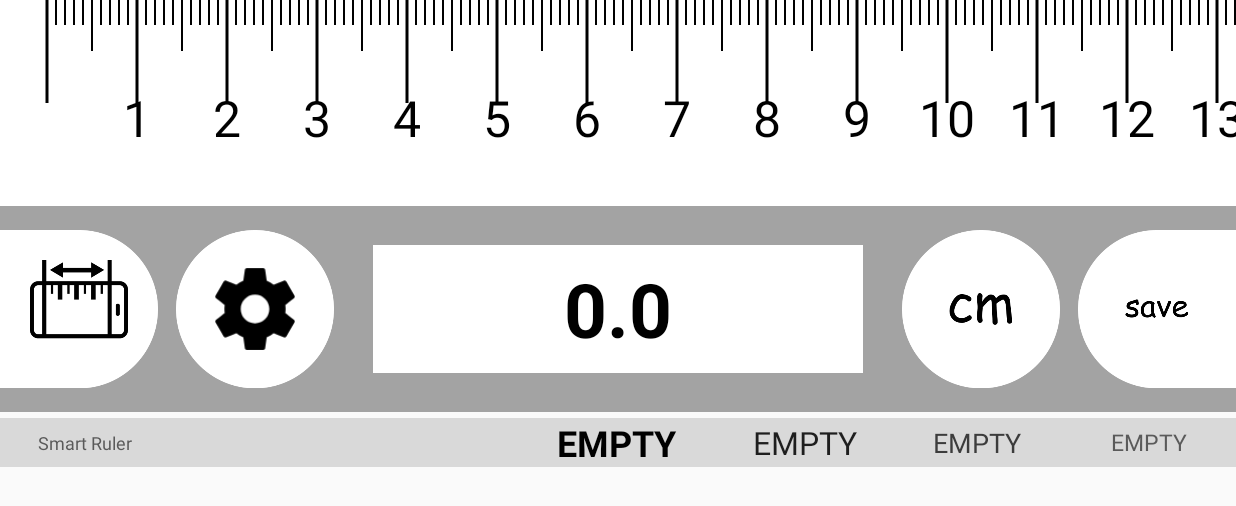
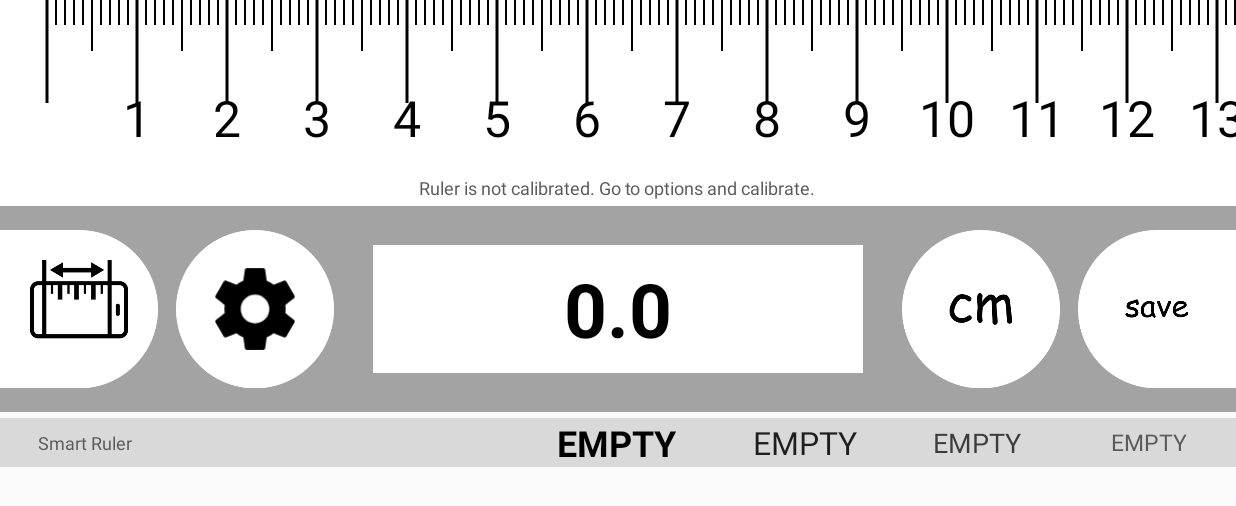
Before and after one commit to DariuszLelek/SmartRuler, an Android app: the screen it shows after launch (RulerActivity), on a phone screen of 824 x 412 dp (held sideways). Shown: the top 506 px of the screen. Run offline under Robolectric (Android 15) with nearby library versions, the light colour scheme and no system bars.

Commit message:
Added ruler info text.

```diff
--- a/app/src/main/java/com/darodev/smartruler/RulerActivity.java
+++ b/app/src/main/java/com/darodev/smartruler/RulerActivity.java
@@ -21,7 +21,7 @@ public class RulerActivity extends AppCompatActivity {
     private RulerData rulerData;
     private ImageView imageInfo, imageRuler;
     private TextView[] textSavedData;
-    private TextView textMeasureResult;
+    private TextView textMeasureResult, textInfo;
     private Resources resources;
     private RulerBitmapProvider rulerBitmapProvider;
     private Ruler currentRuler, previousRuler;
@@ -51,13 +51,16 @@ public class RulerActivity extends AppCompatActivity {
         imageShadowL = (ImageView) findViewById(R.id.image_shadow_left);
         imageShadowR = (ImageView) findViewById(R.id.image_shadow_right);
         textMeasureResult = (TextView) findViewById(R.id.text_measure_result);
+        textInfo = (TextView) findViewById(R.id.text_info);
         rulerData = new RulerData(resources, prefs, metrics);
         currentRuler = rulerData.getCurrentRuler();
 
         refreshImageRulerType();
         refreshImageUnitImage();
         refreshRulerShadow();
-        showInfoScreen();
+        refreshTextInfo();
+
+        //showInfoScreen();
         refreshSavedData();
 
         prepareImageRulerBitmap(imageRuler);
@@ -162,22 +165,17 @@ public class RulerActivity extends AppCompatActivity {
             }
             rulersNum --;
         }
-//
-//
-//        for(Ruler ruler : Ruler.values()){
-//            if(ruler != currentRuler && rulerData.isRulerSet(ruler)){
-//                currentRuler = ruler;
-//                rulerData.setCurrentRuler(currentRuler);
-//                refreshRulerBitmap();
-//                refreshImageRulerType();
-//                refreshRulerShadow();
-//                break;
-//            }
-//        }
     }
 
     public void clickExit(View view){
         finish();
+    }
+
+    private void refreshTextInfo(){
+        if(!rulerData.isRulerCalibrated()){
+            textInfo.setText(resources.getString(R.string.info_ruler_not_calibrated));
+        }
+
     }
 
     private void refreshImageRulerType(){
--- a/app/src/main/java/com/darodev/smartruler/utility/RulerData.java
+++ b/app/src/main/java/com/darodev/smartruler/utility/RulerData.java
@@ -27,6 +27,10 @@ public class RulerData {
         this.resources = resources;
         this.preferences = preferences;
         this.metrics = metrics;
+    }
+
+    public boolean isRulerCalibrated(){
+        return preferences.getBoolean(getKey(R.string.ruler_calibrated_key), false);
     }
 
     public boolean isInInchMode() {
--- a/app/src/main/res/layout/activity_ruler.xml
+++ b/app/src/main/res/layout/activity_ruler.xml
@@ -50,6 +50,16 @@
                     android:adjustViewBounds="true"
                     android:visibility="invisible"
                     app:srcCompat="@drawable/shadow_right_black"/>
+
+                <TextView
+                    android:id="@+id/text_info"
+                    android:layout_width="wrap_content"
+                    android:layout_height="wrap_content"
+                    android:layout_gravity="bottom|center"
+                    android:layout_marginBottom="4dp"
+                    android:text="@string/text_info"
+                    android:textColor="@color/save_4"
+                    android:textSize="12sp"/>
 
             </FrameLayout>
         </FrameLayout>
@@ -160,7 +170,6 @@
             android:id="@+id/layout_footer"
             android:layout_width="match_parent"
             android:layout_height="match_parent"
-            android:layout_marginTop="4dp"
             android:layout_weight="1"
             android:orientation="horizontal">
 
@@ -168,6 +177,7 @@
                 android:id="@+id/layout_save"
                 android:layout_width="0dp"
                 android:layout_height="wrap_content"
+                android:layout_marginTop="4dp"
                 android:layout_weight="1"
                 android:background="@color/layout_save_background"
                 android:gravity="center_vertical"
--- a/app/src/main/res/values/strings.xml
+++ b/app/src/main/res/values/strings.xml
@@ -5,6 +5,9 @@
     <string name="image_unit">Unit Image</string>
     <string name="image_ruler_type">Ruler Type Image</string>
     <string name="text_measure_result_empty">0.0</string>
+    <string name="text_info"> </string>
+
+    <string name="info_ruler_not_calibrated">Ruler is not calibrated. Go to options and calibrate.</string>
 
     <string name="unit_inch_mode_key">inchMode</string>
 
```
